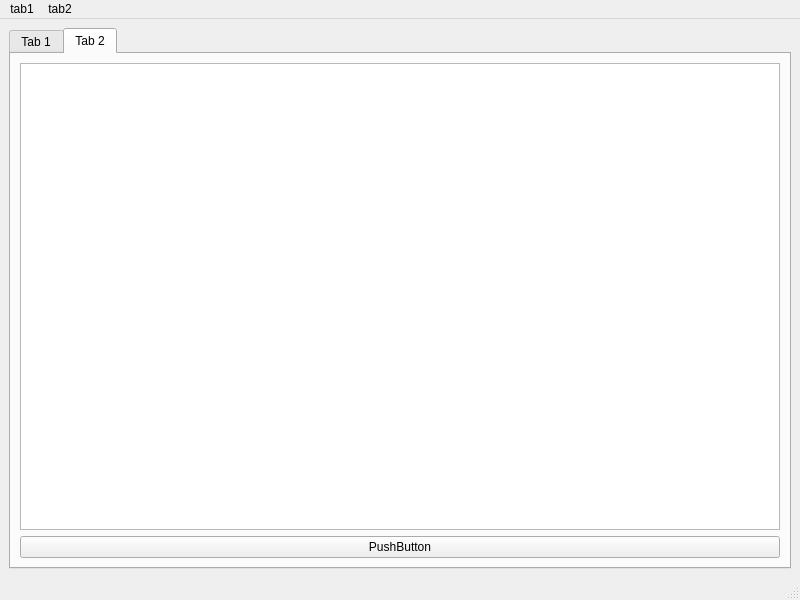
Before: the Qt Designer form appGui.ui in Kesoyu/aplikacja, drawn with Qt 5.
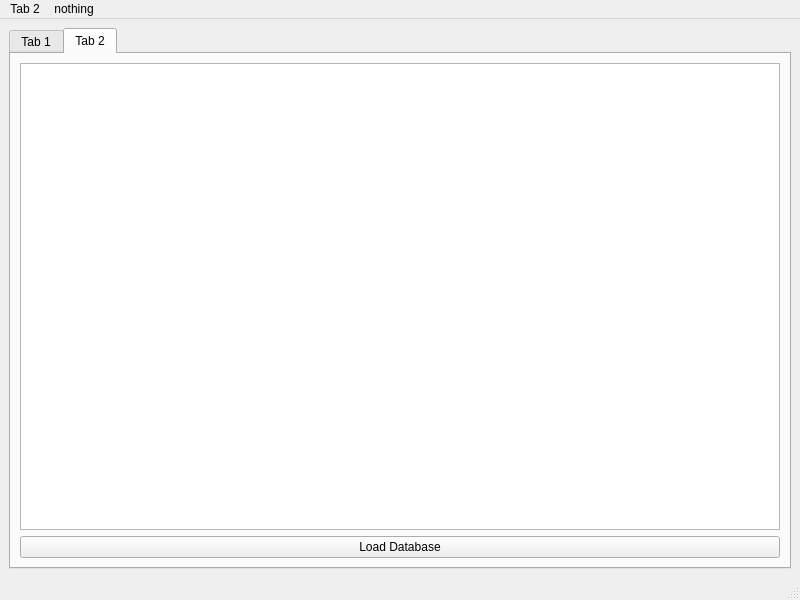
After: the same form once the commit is applied. The open tabs and pages were chosen to show the change.

What changed in the file:
```diff
--- a/appGui.ui
+++ b/appGui.ui
@@ -48,7 +48,7 @@
         <item>
          <widget class="QPushButton" name="pushButton">
           <property name="text">
-           <string>PushButton</string>
+           <string>Load Database</string>
           </property>
          </widget>
         </item>
@@ -69,13 +69,13 @@
    </property>
    <widget class="QMenu" name="menutab1">
     <property name="title">
-     <string>tab1</string>
+     <string>Tab 2</string>
     </property>
     <addaction name="actionTak"/>
    </widget>
    <widget class="QMenu" name="menutab2">
     <property name="title">
-     <string>tab2</string>
+     <string>nothing</string>
     </property>
     <addaction name="actionNie"/>
    </widget>
```
Left out of the diff: 8 changed lines with no effect on the pictures.
